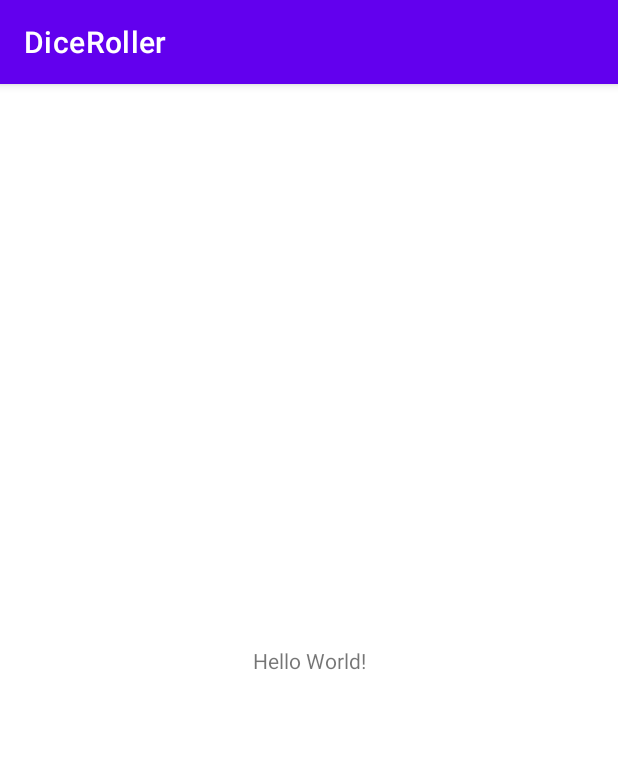
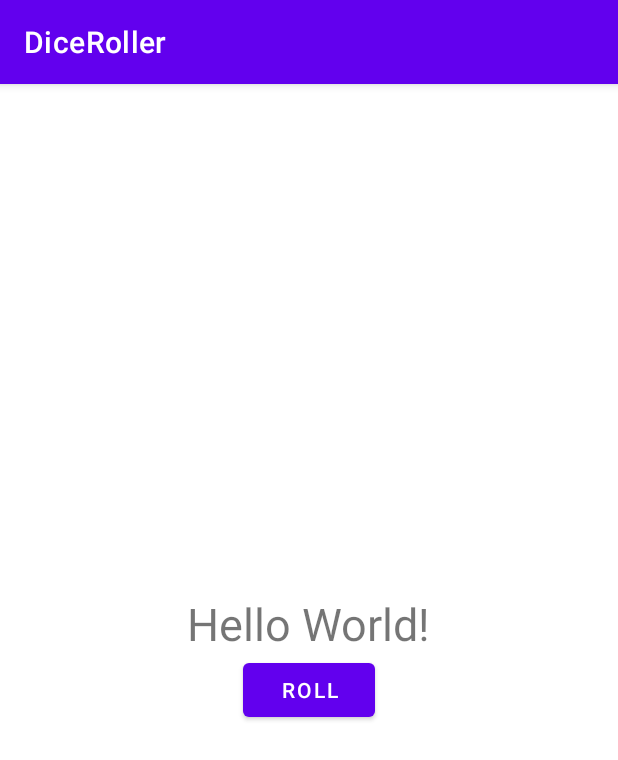
Before and after one commit to emmanue/DiceRoller, an Android app: the screen it shows after launch (MainActivity), on a phone screen of 412 x 824 dp. Shown: the top 760 px of the screen. Run offline under Robolectric (Android 15) with nearby library versions, the phone set to English and light mode, and no system bars.

```diff
--- a/app/src/main/java/com/example/diceroller/MainActivity.kt
+++ b/app/src/main/java/com/example/diceroller/MainActivity.kt
@@ -2,10 +2,25 @@ package com.example.diceroller
 
 import androidx.appcompat.app.AppCompatActivity
 import android.os.Bundle
+import android.widget.Button
+import android.widget.TextView
+import android.widget.Toast
 
 class MainActivity : AppCompatActivity() {
     override fun onCreate(savedInstanceState: Bundle?) {
         super.onCreate(savedInstanceState)
         setContentView(R.layout.activity_main)
+
+        val rollButton: Button = findViewById(R.id.roll_button)
+
+        rollButton.setOnClickListener { rollDice() }
+    }
+
+    private fun rollDice() {
+//        Toast.makeText(this, "button clicked",
+//            Toast.LENGTH_SHORT).show()
+        val randomInt = (1..6).random()
+        val resultText: TextView = findViewById(R.id.result_text)
+        resultText.text = randomInt.toString()
     }
 }
--- a/app/src/main/res/layout/activity_main.xml
+++ b/app/src/main/res/layout/activity_main.xml
@@ -1,18 +1,27 @@
 <?xml version="1.0" encoding="utf-8"?>
-<androidx.constraintlayout.widget.ConstraintLayout xmlns:android="http://schemas.android.com/apk/res/android"
-    xmlns:app="http://schemas.android.com/apk/res-auto"
+
+<LinearLayout
+    xmlns:android="http://schemas.android.com/apk/res/android"
     xmlns:tools="http://schemas.android.com/tools"
     android:layout_width="match_parent"
-    android:layout_height="match_parent"
-    tools:context=".MainActivity">
+    android:layout_height="wrap_content"
+    android:orientation="vertical"
+    android:layout_gravity="center_vertical"
+    tools:context=".MainActivity" >
 
     <TextView
+        android:id="@+id/result_text"
         android:layout_width="wrap_content"
         android:layout_height="wrap_content"
-        android:text="Hello World!"
-        app:layout_constraintBottom_toBottomOf="parent"
-        app:layout_constraintLeft_toLeftOf="parent"
-        app:layout_constraintRight_toRightOf="parent"
-        app:layout_constraintTop_toTopOf="parent" />
+        android:layout_gravity="center_horizontal"
+        android:textSize="30sp"
+        android:text="Hello World!" />
 
-</androidx.constraintlayout.widget.ConstraintLayout>
+    <Button
+        android:id="@+id/roll_button"
+        android:layout_width="wrap_content"
+        android:layout_height="wrap_content"
+        android:layout_gravity="center_horizontal"
+        android:text="@string/roll_label"/>
+
+</LinearLayout>
--- a/app/src/main/res/values/strings.xml
+++ b/app/src/main/res/values/strings.xml
@@ -1,3 +1,4 @@
 <resources>
     <string name="app_name">DiceRoller</string>
+    <string name="roll_label">Roll</string>
 </resources>
```
